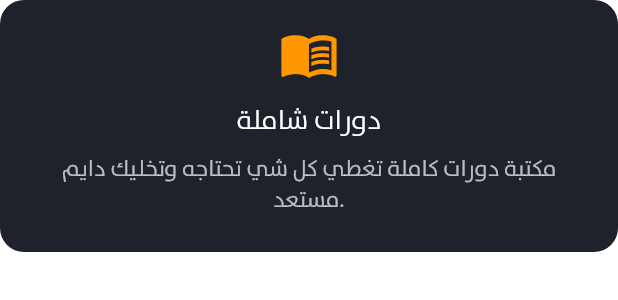
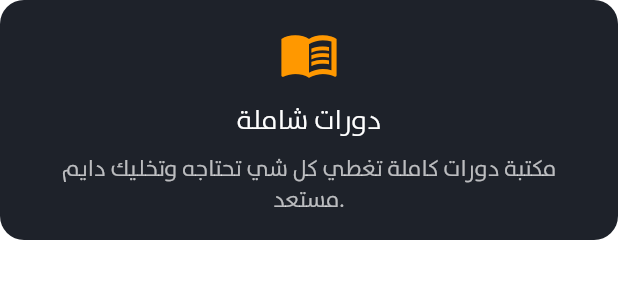
Before and after one commit to smartly-coded/prime_academy, a Flutter app: the FeatureCard widget shown alone on an empty page, opened directly, on a phone screen of 412 x 824 dp. Shown: the top 300 px of the screen. Run offline on Flutter 3.47's test engine with Material 3 defaults, Android fonts, the light colour scheme and no system bars; our stand-ins replace audioplayers, chewie, dio, file_picker, firebase_core, firebase_messaging and 14 more; missing offline and left inert: eventsource, flutter_sound; accounts and stored records are empty; generated files the repository leaves out were written again; network calls fail.

Commit message:
last updates to video_section.dart to fix layout issue

```diff
--- a/lib/presentation/widgets/Start_Home_widget/Feature_section.dart
+++ b/lib/presentation/widgets/Start_Home_widget/Feature_section.dart
@@ -1,3 +1,4 @@
+
 import 'package:flutter/material.dart';
 import 'package:prime_academy/core/helpers/themeing/app_colors.dart';
 import 'package:prime_academy/presentation/widgets/splashWidgets/build_text_withoutImage.dart';
@@ -25,13 +26,14 @@ class FeaturesSection extends StatelessWidget {
             ),
 
             const SizedBox(height: 30),
+
             GridView.count(
               shrinkWrap: true,
               physics: const NeverScrollableScrollPhysics(),
               crossAxisCount: isMobile ? 1 : 2,
               crossAxisSpacing: 16,
               mainAxisSpacing: 16,
-              childAspectRatio: isMobile ? 1.8 : 1,
+              childAspectRatio: isMobile ? 1.8 : 1.4,
               children: const [
                 FeatureCard(
                   icon: Icons.menu_book,
@@ -45,14 +47,12 @@ class FeaturesSection extends StatelessWidget {
                   description:
                       "راح تستفيد من خبرات مدرسين متمكنين يساعدونك توصل لأفضل مستوى.",
                 ),
-
                 FeatureCard(
                   icon: Icons.assignment,
                   title: "اختبارات تفاعلية ممتعة",
                   description:
                       "اختبارات سهلة وممتعة تخلّيك تجهز حق الامتحانات بطريقة سريعة ومضمونة.",
                 ),
-
                 FeatureCard(
                   icon: Icons.computer,
                   title: "تعلم عن بُعد",
@@ -82,8 +82,12 @@ class FeatureCard extends StatelessWidget {
 
   @override
   Widget build(BuildContext context) {
-    return IntrinsicHeight(
-      child: Container(
+    final width = MediaQuery.of(context).size.width;
+    final bool isTablet = width >= 600;
+
+    return Container(
+      // تم تقليل الارتفاع للتابلت
+      height: isTablet ? 70 : null, // كان 90 للتابلت
       padding: const EdgeInsets.all(16),
       decoration: BoxDecoration(
         color: Mycolors.cardColor,
@@ -97,30 +101,20 @@ class FeatureCard extends StatelessWidget {
           const SizedBox(height: 12),
           Text(
             title,
-              style: const TextStyle(
-                fontSize: 18,
-                // fontWeight: FontWeight.bold,
-                color: Colors.white,
-              ),
+            style: const TextStyle(fontSize: 18, color: Colors.white),
             textAlign: TextAlign.center,
           ),
-
-            Expanded(
-              child: Padding(
-                padding: const EdgeInsets.all(8.0),
+          const SizedBox(height: 8),
+          Padding(
+            padding: const EdgeInsets.symmetric(horizontal: 8),
             child: Text(
               description,
-                  style: const TextStyle(
-                    fontSize: 15,
-                    color: Colors.white70,
-                  ),
+              style: const TextStyle(fontSize: 15, color: Colors.white70),
               textAlign: TextAlign.center,
-                ),
             ),
           ),
         ],
       ),
-      ),
     );
   }
 }
--- a/lib/presentation/widgets/Start_Home_widget/video_section.dart
+++ b/lib/presentation/widgets/Start_Home_widget/video_section.dart
@@ -12,13 +12,12 @@ class VideoSection extends StatefulWidget {
 class _VideoSectionState extends State<VideoSection> {
   late VideoPlayerController _controller;
 
-  /// قيمة ثابتة لرفع الفيديو فوق الجزء اللي قبله
-  final double fixedOverlap = 20; // ← الرقم الثابت
+  final double fixedOverlap = 20;
 
   @override
   void initState() {
     super.initState();
-    _controller = VideoPlayerController.asset('assets/videos/splash3.webm')
+      _controller = VideoPlayerController.asset('assets/videos/splash3.mp4')
       ..initialize().then((_) {
         setState(() {});
         _controller.setLooping(true);
```
Also changed, not shown: lib/core/services/firebase_notification_service.dart (+15 -6 lines), lib/features/startScreen/data/models/certificate_response.dart (+11 -0 lines), lib/presentation/widgets/Start_Home_widget/trophy_section.dart (+63 -154 lines). Lines whose indentation alone changed are shown as unchanged.
